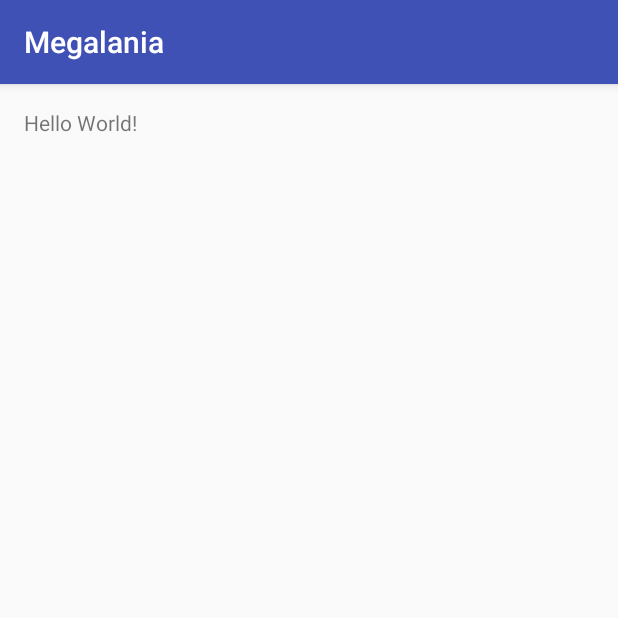
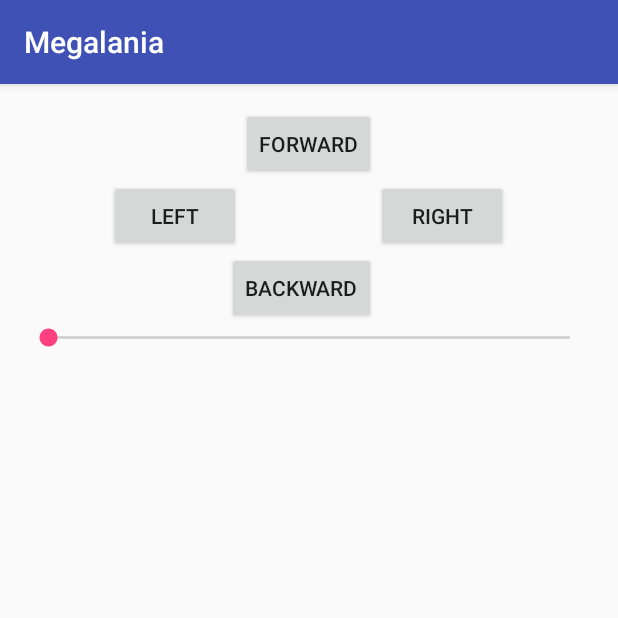
Before and after one commit to DEJeroen/TANK, an Android app: the screen it shows after launch (MainActivity), on a phone screen of 412 x 824 dp, the top half of it. Run offline under Robolectric (Android 15) with nearby library versions, the phone set to English and light mode, and no system bars.

Commit message:
Added basic interface

```diff
--- a/Android/Megalania/app/src/main/res/layout/activity_main.xml
+++ b/Android/Megalania/app/src/main/res/layout/activity_main.xml
@@ -9,8 +9,49 @@
     android:paddingTop="@dimen/activity_vertical_margin"
     tools:context="com.tank.megalania.MainActivity">
 
-    <TextView
+    <Button
         android:layout_width="wrap_content"
         android:layout_height="wrap_content"
-        android:text="Hello World!" />
+        android:text="Forward"
+        android:id="@+id/button"
+        android:layout_centerHorizontal="true" />
+
+    <Button
+        android:layout_width="wrap_content"
+        android:layout_height="wrap_content"
+        android:text="Backward"
+        android:id="@+id/button2"
+        android:layout_below="@+id/button3"
+        android:layout_alignRight="@+id/button"
+        android:layout_alignEnd="@+id/button" />
+
+    <Button
+        android:layout_width="wrap_content"
+        android:layout_height="wrap_content"
+        android:text="Left"
+        android:id="@+id/button3"
+        android:layout_below="@+id/button"
+        android:layout_toLeftOf="@+id/button"
+        android:layout_toStartOf="@+id/button" />
+
+    <Button
+        android:layout_width="wrap_content"
+        android:layout_height="wrap_content"
+        android:text="Right"
+        android:id="@+id/button4"
+        android:layout_below="@+id/button"
+        android:layout_toRightOf="@+id/button"
+        android:layout_toEndOf="@+id/button" />
+
+    <SeekBar
+        android:layout_width="wrap_content"
+        android:layout_height="wrap_content"
+        android:id="@+id/seekBar"
+        android:backgroundTint="#9f0f0f"
+        android:layout_below="@+id/button2"
+        android:layout_alignParentLeft="true"
+        android:layout_alignParentStart="true"
+        android:layout_alignParentRight="true"
+        android:layout_alignParentEnd="true" />
+
 </RelativeLayout>
```
